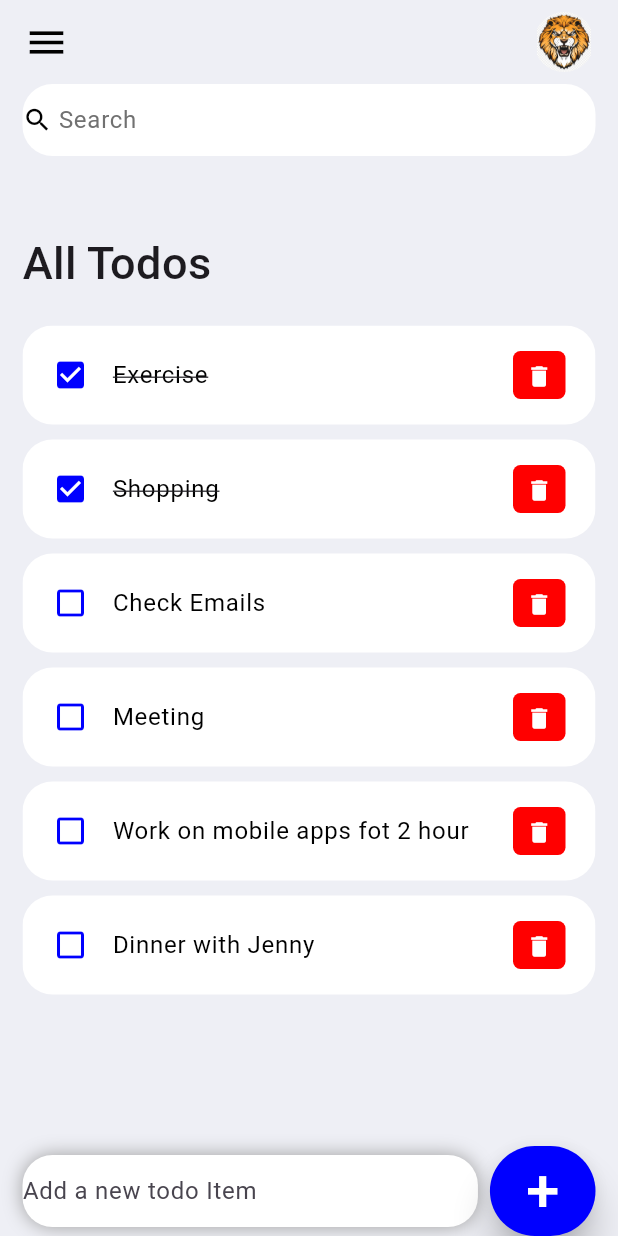
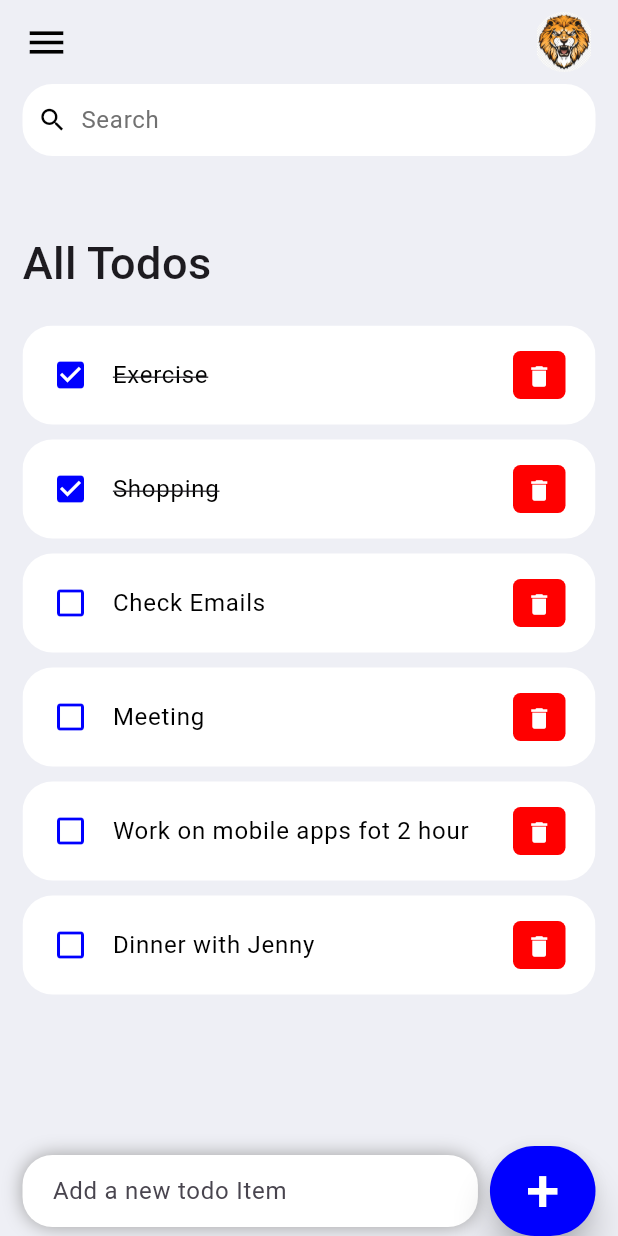
Before and after one commit to marcinherman/ToDoList, a Flutter app: the screen it shows after launch, on a phone screen of 412 x 824 dp. Run offline on Flutter 3.47's test engine with Material 3 defaults, Android fonts, the phone set to English and light mode, and no system bars.

Commit message:
fixed paddings in textfields

```diff
--- a/lib/presentation/home/home.dart
+++ b/lib/presentation/home/home.dart
@@ -1,4 +1,6 @@
+import 'package:flutter/cupertino.dart';
 import 'package:flutter/material.dart';
+import 'package:flutter/widgets.dart';
 
 import 'package:to_todo_list/constants/colors.dart';
 import 'package:to_todo_list/domain/entity/todo.dart';
@@ -125,20 +127,25 @@ class _HomeState extends State<Home> {
       child: TextField(
         onChanged: (value) => _runFilter(value),
         decoration: const InputDecoration(
-          contentPadding: EdgeInsets.all(0),
-          prefixIcon: Icon(
+            prefixIcon: Padding(
+              padding: EdgeInsets.only(
+                left: 10,
+                right: 10,
+              ),
+              child: Icon(
                 Icons.search,
                 color: tdBlack,
                 size: 20,
               ),
+            ),
             prefixIconConstraints: BoxConstraints(
               maxHeight: 20,
-            maxWidth: 25,
+              maxWidth: 35,
             ),
             border: InputBorder.none,
             hintText: "Search",
             hintStyle: TextStyle(color: tdGrey),
-        ),
+            contentPadding: EdgeInsets.only(left: 20)),
       ),
     );
   }
@@ -189,6 +196,9 @@ class _HomeState extends State<Home> {
               controller: _todoController,
               decoration: const InputDecoration(
                 hintText: 'Add a new todo Item',
+                contentPadding: EdgeInsets.only(
+                  left: 20.0,
+                ),
                 border: InputBorder.none,
               ),
             ),
```
Lines whose indentation alone changed are shown as unchanged.
